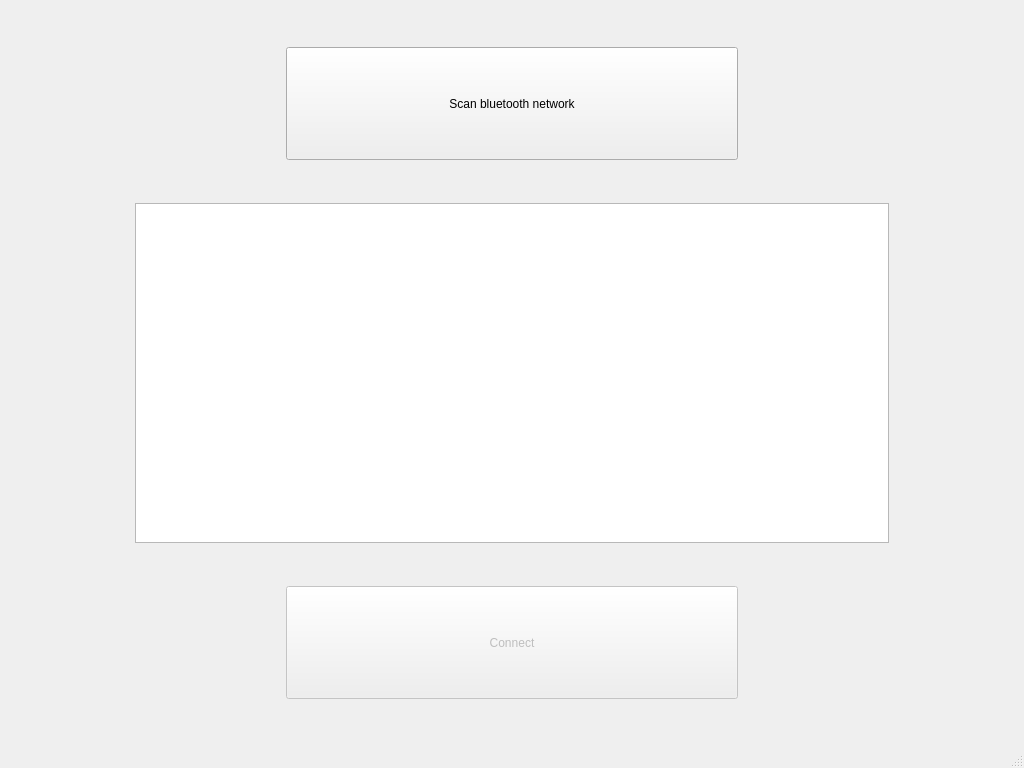
The window that blue-app/ui/MainWindow.ui (matus-u/sz-bluetooth) describes before a commit, drawn with Qt 5.
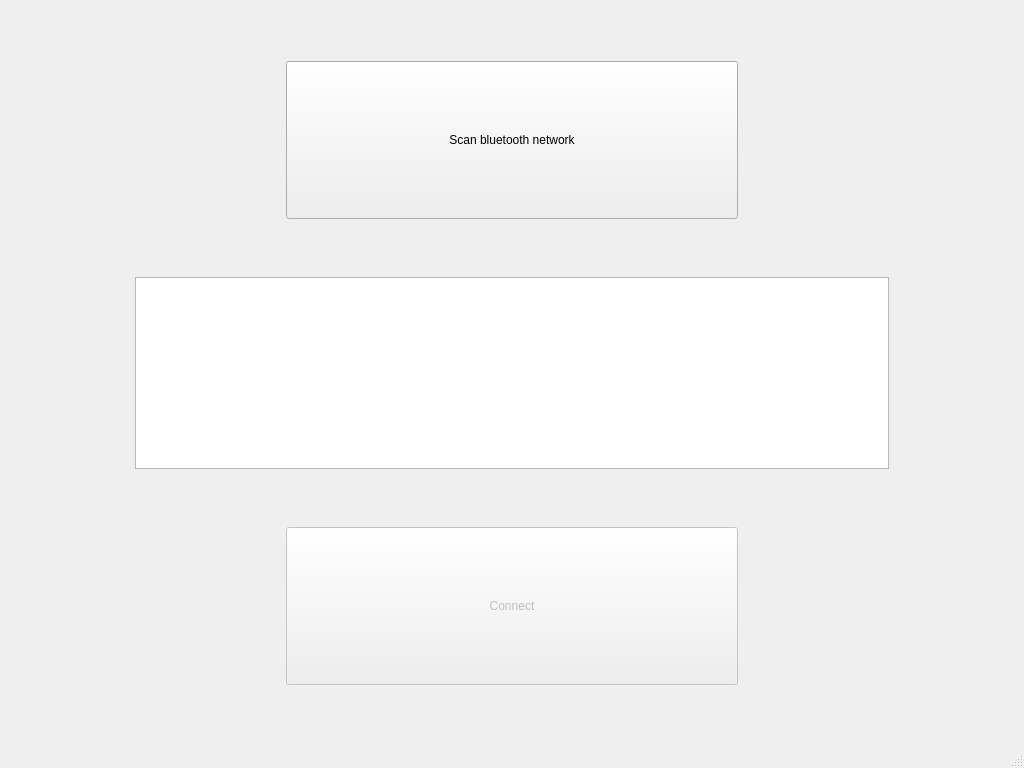
The same window after the commit.

What changed in the file:
```diff
--- a/blue-app/ui/MainWindow.ui
+++ b/blue-app/ui/MainWindow.ui
@@ -29,7 +29,7 @@
      </spacer>
     </item>
     <item>
-     <layout class="QVBoxLayout" name="verticalLayout" stretch="1,3,1,9,1,3,1">
+     <layout class="QVBoxLayout" name="verticalLayout" stretch="1,3,1,0,1,3,1">
       <item>
        <spacer name="verticalSpacer_3">
         <property name="orientation">
@@ -100,7 +100,27 @@
        </spacer>
       </item>
       <item>
-       <widget class="QListWidget" name="devicesWidget"/>
+       <widget class="QTableWidget" name="devicesWidget">
+        <property name="columnCount">
+         <number>1</number>
+        </property>
+        <attribute name="horizontalHeaderVisible">
+         <bool>false</bool>
+        </attribute>
+        <attribute name="horizontalHeaderDefaultSectionSize">
+         <number>500</number>
+        </attribute>
+        <attribute name="horizontalHeaderStretchLastSection">
+         <bool>true</bool>
+        </attribute>
+        <attribute name="verticalHeaderVisible">
+         <bool>false</bool>
+        </attribute>
+        <attribute name="verticalHeaderMinimumSectionSize">
+         <number>35</number>
+        </attribute>
+        <column/>
+       </widget>
       </item>
       <item>
        <spacer name="verticalSpacer_2">
```
